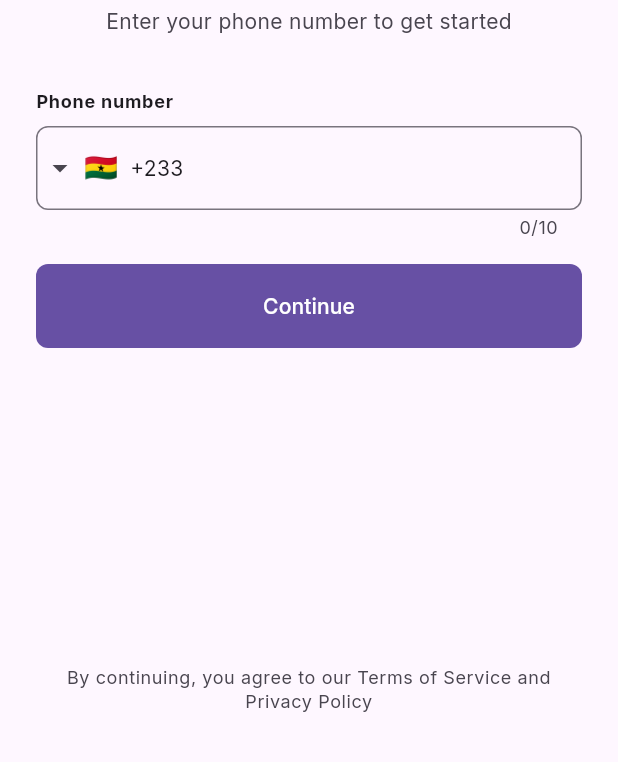
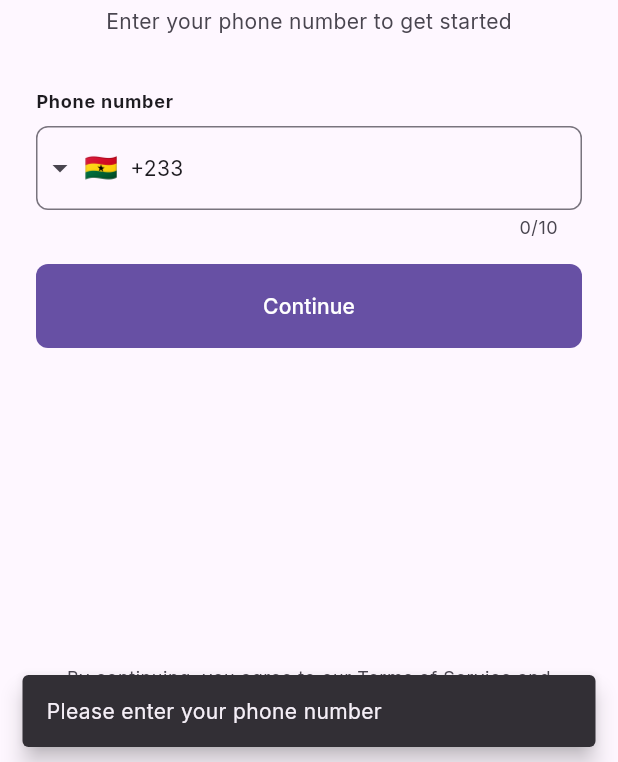
Before and after one commit to sudo-114/flutter_homemed, a Flutter app: the Register screen opened by its route, after a tap on "Continue", on a phone screen of 412 x 824 dp, the part 474-1236 px from its top. Run offline on Flutter 3.47's test engine with Material 3 defaults, Android fonts, the phone set to English and light mode, and no system bars; drawn by our look-alikes of intl_phone_field; our stand-ins replace flutter_dotenv, go_router, supabase_flutter; accounts and stored records are empty.

Commit message:
feat: setup supabase and send OTP code to phone

```diff
--- a/lib/main.dart
+++ b/lib/main.dart
@@ -1,17 +1,29 @@
 import 'package:flutter/material.dart';
+import 'package:flutter_dotenv/flutter_dotenv.dart';
 import 'package:go_router/go_router.dart';
 import 'package:homemed/screens/auth/register.dart';
 import 'package:homemed/screens/welcome.dart';
+import 'package:supabase_flutter/supabase_flutter.dart';
 
-void main() {
+void main() async {
+  WidgetsFlutterBinding.ensureInitialized();
+
+  await dotenv.load(fileName: '.env.local');
+  final supabaseUrl = dotenv.env['SUPABASE_URL'];
+  final supabaseKey = dotenv.env['SUPABASE_KEY'];
+
+  await Supabase.initialize(url: supabaseUrl!, publishableKey: supabaseKey!);
+
   runApp(const MyApp());
 }
+
+final supabase = Supabase.instance.client;
 
 final GoRouter _router = GoRouter(
   initialLocation: '/',
   routes: [
-    GoRoute(path: '/', builder: ((context, state) => Welcome())),
-    GoRoute(path: '/register', builder: ((_, _) => Register())),
+    GoRoute(path: '/', builder: (context, state) => const Welcome()),
+    GoRoute(path: '/register', builder: (_, _) => const Register()),
   ],
 );
 
@@ -36,6 +48,10 @@ class MyApp extends StatelessWidget {
         inputDecorationTheme: InputDecorationThemeData(
           border: OutlineInputBorder(borderRadius: .all(.circular(8))),
         ),
+        snackBarTheme: SnackBarThemeData(
+          behavior: .floating,
+          dismissDirection: .horizontal,
+        ),
       ),
     );
   }
--- a/lib/screens/auth/register.dart
+++ b/lib/screens/auth/register.dart
@@ -1,6 +1,8 @@
 import 'package:flutter/material.dart';
 import 'package:go_router/go_router.dart';
+import 'package:homemed/main.dart';
 import 'package:intl_phone_field/intl_phone_field.dart';
+import 'package:supabase_flutter/supabase_flutter.dart';
 
 class PhoneForm extends StatefulWidget {
   const PhoneForm({super.key});
@@ -12,25 +14,62 @@ class PhoneForm extends StatefulWidget {
 class _PhoneFormState extends State<PhoneForm> {
   String? _phone;
   bool _isLoading = false;
+  final TextEditingController _phoneInput = TextEditingController();
 
-  void _submit() {
+  @override
+  void dispose() {
+    _phoneInput.dispose();
+    super.dispose();
+  }
+
+  Future<void> _submit() async {
+    if (_phone == null || _phone!.isEmpty) {
+      ScaffoldMessenger.of(context).showSnackBar(
+        const SnackBar(content: Text('Please enter your phone number')),
+      );
+      return;
+    }
+
+    setState(() => _isLoading = true);
+
     try {
-      if (_phone!.isNotEmpty) {
-        print(_phone);
-        setState(() {
-          _isLoading = true;
-        });
+      await supabase.auth.signInWithOtp(phone: _phone);
+
+      if (!mounted) return;
+      ScaffoldMessenger.of(context).showSnackBar(
+        SnackBar(content: Text('Verification code sent to $_phone')),
+      );
+
+      Future.delayed(Duration(seconds: 2), () {
+        if (!mounted) return;
+        context.go(
+          Uri(path: '/verify', queryParameters: {'phone': _phone}).toString(),
+        );
+      });
+    } on AuthApiException catch (e) {
+      if (!mounted) return;
+      ScaffoldMessenger.of(
+        context,
+      ).showSnackBar(SnackBar(content: Text(e.message)));
+    } catch (e) {
+      String errMsg = 'Failed to send code. Try again';
+      if (e.toString().contains('SocketException')) {
+        errMsg = 'No internet connection';
       }
+
+      if (!mounted) return;
+      ScaffoldMessenger.of(
+        context,
+      ).showSnackBar(SnackBar(content: Text(errMsg)));
     } finally {
-      setState(() {
-        _isLoading = false;
-      });
+      if (mounted) {
+        setState(() => _isLoading = false);
+      }
     }
   }
 
   @override
   Widget build(BuildContext context) {
-    final colorTheme = Theme.of(context).colorScheme;
     final textTheme = Theme.of(context).textTheme;
 
     return Column(
@@ -40,22 +79,22 @@ class _PhoneFormState extends State<PhoneForm> {
           'Phone number',
           style: textTheme.labelMedium?.copyWith(fontWeight: .bold),
         ),
-        SizedBox(height: 8),
+        const SizedBox(height: 8),
         IntlPhoneField(
+          controller: _phoneInput,
           initialCountryCode: 'GH',
+          autofocus: true,
+          invalidNumberMessage: 'Invalid phone number',
           onChanged: (text) => _phone = text.completeNumber,
         ),
         const SizedBox(height: 16),
         FilledButton(
-          onPressed: () => _submit(),
+          onPressed: _isLoading ? null : () => _submit(),
           child: _isLoading
-              ? SizedBox(
+              ? const SizedBox(
                   height: 20,
                   width: 20,
-                  child: CircularProgressIndicator(
-                    strokeWidth: 2,
-                    color: colorTheme.onPrimary,
-                  ),
+                  child: CircularProgressIndicator(strokeWidth: 2),
                 )
               : const Text('Continue'),
         ),
@@ -83,7 +122,7 @@ class Register extends StatelessWidget {
                   alignment: .topLeft,
                   child: BackButton(
                     onPressed: () {
-                      context.pop();
+                      context.go('/');
                     },
                   ),
                 ),
@@ -103,9 +142,9 @@ class Register extends StatelessWidget {
                         'Enter your phone number to get started',
                         style: TextStyle(color: colorScheme.onSurfaceVariant),
                       ),
-                      SizedBox(height: 36),
+                      const SizedBox(height: 36),
 
-                      PhoneForm(),
+                      const PhoneForm(),
                     ],
                   ),
                 ),
--- a/lib/screens/welcome.dart
+++ b/lib/screens/welcome.dart
@@ -38,7 +38,7 @@ class Welcome extends StatelessWidget {
               ),
               FilledButton(
                 onPressed: () {
-                  context.push('/register');
+                  context.go('/register');
                 },
                 child: const Text('Get Started'),
               ),
--- a/pubspec.yaml
+++ b/pubspec.yaml
@@ -12,6 +12,8 @@ dependencies:
   cupertino_icons: ^1.0.8
   go_router: ^17.3.0
   intl_phone_field: ^3.2.0
+  supabase_flutter: ^2.14.1
+  flutter_dotenv: ^6.0.1
 
 dev_dependencies:
   flutter_test:
@@ -23,6 +25,7 @@ flutter:
 
   assets:
     - assets/images/
+    - .env.local
 
   fonts:
     - family: Inter
```
Also changed, not shown: pubspec.lock, 9 other files.
